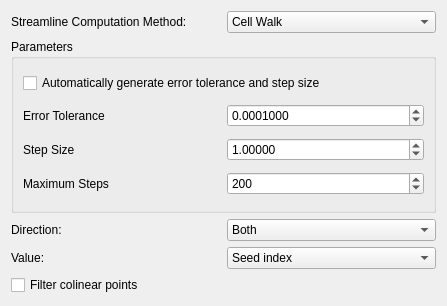
This is src/Interface/Modules/Visualization/GenerateStreamLines.ui in SCIInstitute/SCIRun as Qt 5 draws it before an edit. The edited form follows.
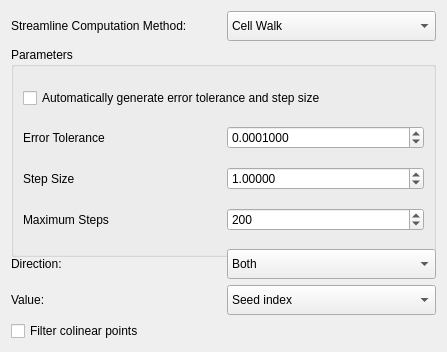
This is the edited form.

Patch:
```diff
--- a/src/Interface/Modules/Visualization/GenerateStreamLines.ui
+++ b/src/Interface/Modules/Visualization/GenerateStreamLines.ui
@@ -7,13 +7,13 @@
     <x>0</x>
     <y>0</y>
     <width>447</width>
-    <height>306</height>
+    <height>352</height>
    </rect>
   </property>
   <property name="minimumSize">
    <size>
     <width>447</width>
-    <height>306</height>
+    <height>352</height>
    </size>
   </property>
   <property name="windowTitle">
@@ -22,6 +22,12 @@
   <layout class="QGridLayout" name="gridLayout_2">
    <item row="1" column="1">
     <widget class="QComboBox" name="methodComboBox_">
+     <property name="minimumSize">
+      <size>
+       <width>0</width>
+       <height>30</height>
+      </size>
+     </property>
      <item>
       <property name="text">
        <string>Cell Walk</string>
@@ -58,6 +64,12 @@
    </item>
    <item row="3" column="0" colspan="2">
     <widget class="QGroupBox" name="groupBox">
+     <property name="minimumSize">
+      <size>
+       <width>0</width>
+       <height>210</height>
+      </size>
+     </property>
      <property name="title">
       <string>Parameters</string>
      </property>
@@ -151,6 +163,12 @@
    </item>
    <item row="5" column="1">
     <widget class="QComboBox" name="directionComboBox_">
+     <property name="minimumSize">
+      <size>
+       <width>0</width>
+       <height>30</height>
+      </size>
+     </property>
      <property name="currentIndex">
       <number>1</number>
      </property>
@@ -173,6 +191,12 @@
    </item>
    <item row="7" column="1">
     <widget class="QComboBox" name="valueComboBox_">
+     <property name="minimumSize">
+      <size>
+       <width>0</width>
+       <height>30</height>
+      </size>
+     </property>
      <property name="currentIndex">
       <number>1</number>
      </property>
```
